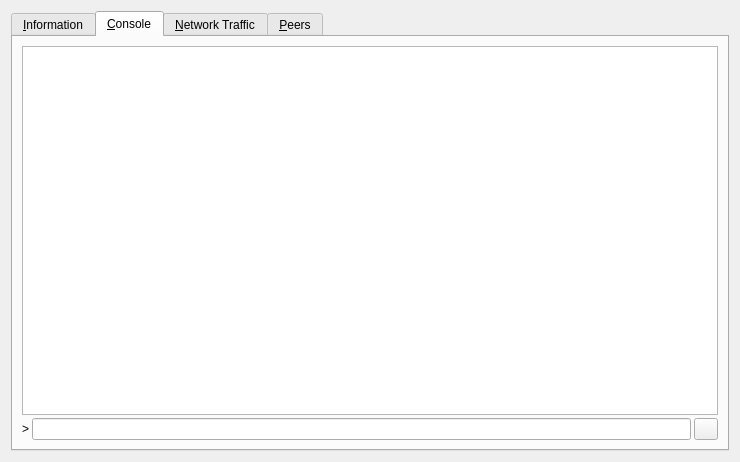
First picture: the form in src/qt/forms/debugwindow.ui, repository multicoins/marycoin, before the edit.
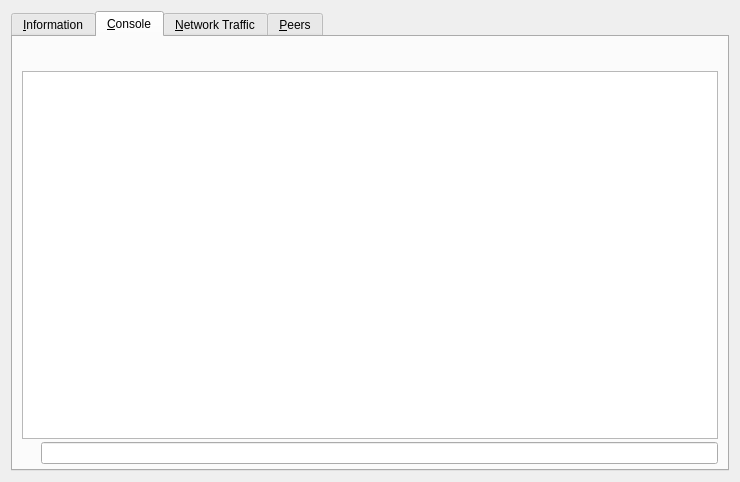
Second picture: the form after the edit. The open tabs and pages were chosen to show the change. Icons and pictures are not drawn. Custom widgets are drawn as their Qt base class.

The edit to the form file:
```diff
--- a/src/qt/forms/debugwindow.ui
+++ b/src/qt/forms/debugwindow.ui
@@ -7,7 +7,7 @@
     <x>0</x>
     <y>0</y>
     <width>740</width>
-    <height>462</height>
+    <height>482</height>
    </rect>
   </property>
   <property name="windowTitle">
@@ -424,6 +424,125 @@
        <property name="spacing">
         <number>3</number>
        </property>
+       <property name="bottomMargin">
+        <number>5</number>
+       </property>
+       <item>
+        <layout class="QHBoxLayout" name="horizontalLayout">
+         <property name="spacing">
+          <number>4</number>
+         </property>
+         <item>
+          <spacer name="horizontalSpacer">
+           <property name="orientation">
+            <enum>Qt::Horizontal</enum>
+           </property>
+           <property name="sizeHint" stdset="0">
+            <size>
+             <width>40</width>
+             <height>20</height>
+            </size>
+           </property>
+          </spacer>
+         </item>
+         <item>
+          <widget class="QPushButton" name="fontSmallerButton">
+           <property name="maximumSize">
+            <size>
+             <width>24</width>
+             <height>24</height>
+            </size>
+           </property>
+           <property name="toolTip">
+            <string>Decrease font size</string>
+           </property>
+           <property name="text">
+            <string/>
+           </property>
+           <property name="icon">
+            <iconset resource="../bitcoin.qrc">
+             <normaloff>:/icons/fontsmaller</normaloff>:/icons/fontsmaller</iconset>
+           </property>
+           <property name="iconSize">
+            <size>
+             <width>24</width>
+             <height>16</height>
+            </size>
+           </property>
+           <property name="autoDefault">
+            <bool>false</bool>
+           </property>
+           <property name="flat">
+            <bool>true</bool>
+           </property>
+          </widget>
+         </item>
+         <item>
+          <widget class="QPushButton" name="fontBiggerButton">
+           <property name="maximumSize">
+            <size>
+             <width>24</width>
+             <height>24</height>
+            </size>
+           </property>
+           <property name="toolTip">
+            <string>Increase font size</string>
+           </property>
+           <property name="text">
+            <string/>
+           </property>
+           <property name="icon">
+            <iconset resource="../bitcoin.qrc">
+             <normaloff>:/icons/fontbigger</normaloff>:/icons/fontbigger</iconset>
+           </property>
+           <property name="iconSize">
+            <size>
+             <width>24</width>
+             <height>16</height>
+            </size>
+           </property>
+           <property name="autoDefault">
+            <bool>false</bool>
+           </property>
+           <property name="flat">
+            <bool>true</bool>
+           </property>
+          </widget>
+         </item>
+         <item>
+          <widget class="QPushButton" name="clearButton">
+           <property name="maximumSize">
+            <size>
+             <width>24</width>
+             <height>24</height>
+            </size>
+           </property>
+           <property name="toolTip">
+            <string>Clear console</string>
+           </property>
+           <property name="layoutDirection">
+            <enum>Qt::LeftToRight</enum>
+           </property>
+           <property name="text">
+            <string/>
+           </property>
+           <property name="icon">
+            <iconset resource="../bitcoin.qrc">
+             <normaloff>:/icons/remove</normaloff>:/icons/remove</iconset>
+           </property>
+           <property name="shortcut">
+            <string notr="true">Ctrl+L</string>
+           </property>
+           <property name="autoDefault">
+            <bool>false</bool>
+           </property>
+           <property name="flat">
+            <bool>true</bool>
+           </property>
+          </widget>
+         </item>
+        </layout>
+       </item>
        <item>
         <widget class="QTextEdit" name="messagesWidget">
          <property name="minimumSize">
@@ -444,25 +563,18 @@
         </widget>
        </item>
        <item>
-        <layout class="QHBoxLayout" name="horizontalLayout">
+        <layout class="QHBoxLayout" name="horizontalLayoutPrompt">
          <property name="spacing">
           <number>3</number>
          </property>
          <item>
-          <widget class="QLabel" name="label">
-           <property name="text">
-            <string notr="true">&gt;</string>
+          <widget class="QPushButton" name="promptIcon">
+           <property name="enabled">
+            <bool>false</bool>
            </property>
-          </widget>
-         </item>
-         <item>
-          <widget class="QLineEdit" name="lineEdit"/>
-         </item>
-         <item>
-          <widget class="QPushButton" name="clearButton">
            <property name="maximumSize">
             <size>
-             <width>24</width>
+             <width>16</width>
              <height>24</height>
             </size>
            </property>
@@ -476,11 +588,24 @@
             <iconset resource="../bitcoin.qrc">
              <normaloff>:/icons/remove</normaloff>:/icons/remove</iconset>
            </property>
-           <property name="shortcut">
-            <string notr="true">Ctrl+L</string>
+           <property name="iconSize">
+            <size>
+             <width>14</width>
+             <height>14</height>
+            </size>
            </property>
            <property name="autoDefault">
             <bool>false</bool>
+           </property>
+           <property name="flat">
+            <bool>true</bool>
+           </property>
+          </widget>
+         </item>
+         <item>
+          <widget class="QLineEdit" name="lineEdit">
+           <property name="placeholderText">
+            <string/>
            </property>
           </widget>
          </item>
```
Left out of the diff: 123 changed lines with no effect on the pictures.
